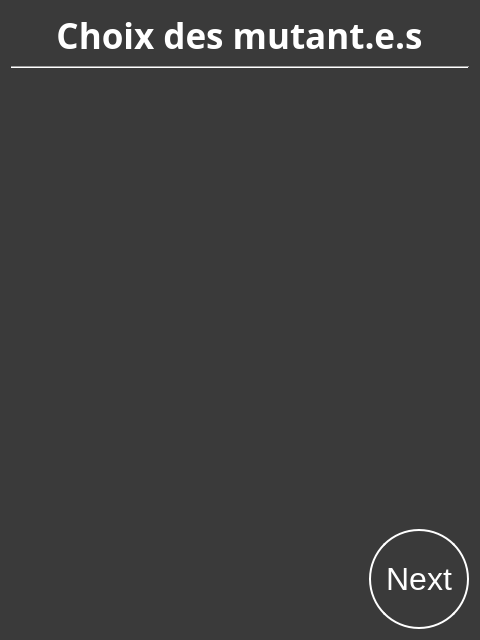
The window that SporzOBC-WAL/code/resources/Phases/Night/Mutant/kill_or_mutate_choice.ui (Eben-Epi/SporzOBC) describes before a commit, drawn with Qt 5.
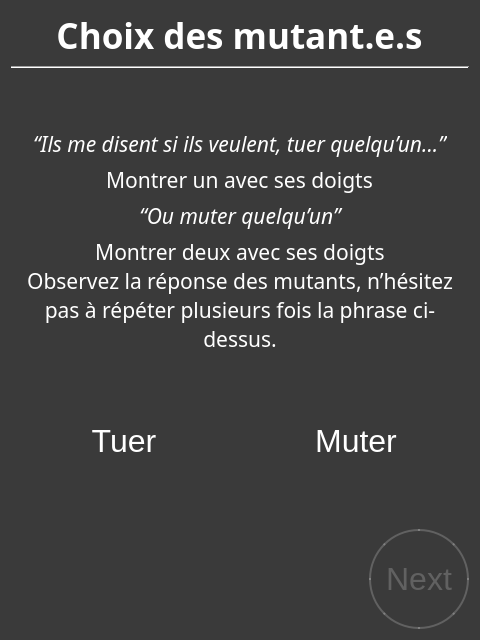
The same window after the commit.

Commit message: ADD Player methods for retrieving info + acting on states ADD GameLogicManager methods for retrieving players associatied and targeted by roles UPD flow with views (turn isn't reused for now bc of QLabel WordWrap Layout fiasco)

The edit to the form file:
```diff
--- a/SporzOBC-WAL/code/resources/Phases/Night/Mutant/kill_or_mutate_choice.ui
+++ b/SporzOBC-WAL/code/resources/Phases/Night/Mutant/kill_or_mutate_choice.ui
@@ -23,12 +23,22 @@
 }
 
 QPushButton  {
-    border: 2px solid white;
+	border: none;
     background-color: rgb(58, 58, 58);
     padding: 10px 10px;
     font-size: 32px;
 	color:white;
     border-radius: 50px;
+}
+QPushButton:checked {
+	border: 2px solid white;
+}
+#nextButton {
+border: 2px solid white;
+}
+#nextButton:disabled{
+border: 2px solid rgba(255, 255, 255, 50);
+color: rgba(255, 255, 255, 50);
 }</string>
   </property>
   <layout class="QGridLayout" name="gridLayout">
@@ -73,6 +83,108 @@
          </property>
         </widget>
        </item>
+       <item>
+        <spacer name="verticalSpacer_3">
+         <property name="orientation">
+          <enum>Qt::Vertical</enum>
+         </property>
+         <property name="sizeHint" stdset="0">
+          <size>
+           <width>20</width>
+           <height>40</height>
+          </size>
+         </property>
+        </spacer>
+       </item>
+       <item alignment="Qt::AlignHCenter|Qt::AlignVCenter">
+        <widget class="QLabel" name="label_2">
+         <property name="font">
+          <font>
+           <family>Segoe UI Light</family>
+           <pointsize>16</pointsize>
+           <italic>true</italic>
+          </font>
+         </property>
+         <property name="text">
+          <string>“Ils me disent si ils veulent, tuer quelqu’un...”</string>
+         </property>
+         <property name="alignment">
+          <set>Qt::AlignCenter</set>
+         </property>
+        </widget>
+       </item>
+       <item alignment="Qt::AlignHCenter|Qt::AlignVCenter">
+        <widget class="QLabel" name="label_3">
+         <property name="sizePolicy">
+          <sizepolicy hsizetype="Preferred" vsizetype="Preferred">
+           <horstretch>0</horstretch>
+           <verstretch>0</verstretch>
+          </sizepolicy>
+         </property>
+         <property name="font">
+          <font>
+           <family>Segoe UI Light</family>
+           <pointsize>16</pointsize>
+           <italic>false</italic>
+           <kerning>true</kerning>
+          </font>
+         </property>
+         <property name="text">
+          <string>Montrer un avec ses doigts</string>
+         </property>
+         <property name="alignment">
+          <set>Qt::AlignCenter</set>
+         </property>
+         <property name="wordWrap">
+          <bool>false</bool>
+         </property>
+        </widget>
+       </item>
+       <item>
+        <widget class="QLabel" name="label_4">
+         <property name="font">
+          <font>
+           <family>Segoe UI Light</family>
+           <pointsize>16</pointsize>
+           <italic>true</italic>
+          </font>
+         </property>
+         <property name="text">
+          <string>“Ou muter quelqu’un”</string>
+         </property>
+         <property name="alignment">
+          <set>Qt::AlignCenter</set>
+         </property>
+        </widget>
+       </item>
+       <item>
+        <widget class="QLabel" name="label_5">
+         <property name="sizePolicy">
+          <sizepolicy hsizetype="Preferred" vsizetype="Preferred">
+           <horstretch>0</horstretch>
+           <verstretch>0</verstretch>
+          </sizepolicy>
+         </property>
+         <property name="font">
+          <font>
+           <family>Segoe UI Light</family>
+           <pointsize>16</pointsize>
+           <italic>false</italic>
+           <kerning>true</kerning>
+          </font>
+         </property>
+         <property name="text">
+          <string>Montrer deux avec ses doigts
+Observez la réponse des mutants, n’hésitez pas à répéter plusieurs fois la phrase ci-dessus.</string>
+         </property>
+         <property name="alignment">
+          <set>Qt::AlignCenter</set>
+         </property>
+         <property name="wordWrap">
+          <bool>true</bool>
+         </property>
+        </widget>
+       </item>
        <item>
         <spacer name="verticalSpacer">
          <property name="orientation">
@@ -86,8 +198,57 @@
          </property>
         </spacer>
        </item>
+       <item>
+        <layout class="QHBoxLayout" name="horizontalLayout_3">
+         <item>
+          <widget class="QPushButton" name="mutateChoice">
+           <property name="text">
+            <string>Tuer</string>
+           </property>
+           <property name="checkable">
+            <bool>true</bool>
+           </property>
+           <attribute name="buttonGroup">
+            <string notr="true">choice</string>
+           </attribute>
+          </widget>
+         </item>
+         <item>
+          <widget class="QPushButton" name="killChoice">
+           <property name="text">
+            <string>Muter</string>
+           </property>
+           <property name="checkable">
+            <bool>true</bool>
+           </property>
+           <property name="checked">
+            <bool>false</bool>
+           </property>
+           <attribute name="buttonGroup">
+            <string notr="true">choice</string>
+           </attribute>
+          </widget>
+         </item>
+        </layout>
+       </item>
+       <item>
+        <spacer name="verticalSpacer_2">
+         <property name="orientation">
+          <enum>Qt::Vertical</enum>
+         </property>
+         <property name="sizeHint" stdset="0">
+          <size>
+           <width>20</width>
+           <height>40</height>
+          </size>
+         </property>
+        </spacer>
+       </item>
        <item alignment="Qt::AlignRight">
         <widget class="QPushButton" name="nextButton">
+         <property name="enabled">
+          <bool>false</bool>
+         </property>
          <property name="sizePolicy">
           <sizepolicy hsizetype="Fixed" vsizetype="Fixed">
            <horstretch>0</horstretch>
```
Left out of the diff: 3 changed lines with no effect on the pictures. The commit also changes 32 other files.
